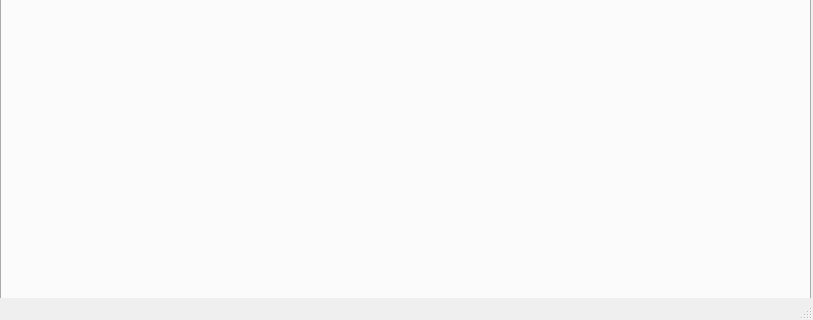
ANDREYKAUS/maps_api, file ui_files/main_window.ui: the form before one commit; both pictures show x 0 to 813 and y 280 to 600 of the 813 by 600 pixel window.
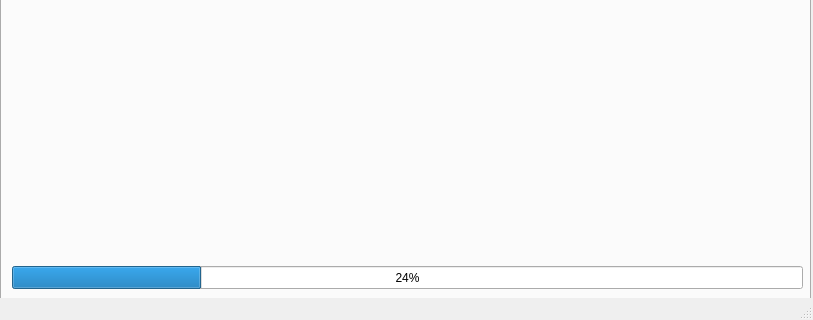
The form after the commit. The open tabs and pages were chosen to show the change.

Commit message:
Добавил статус бар
Во время выполнения статус бара ищется картинка. После завершения загрузки статус бара - результат выводится

Diff of the .ui file:
```diff
--- a/ui_files/main_window.ui
+++ b/ui_files/main_window.ui
@@ -13,7 +13,16 @@
   <property name="windowTitle">
    <string>Карты</string>
   </property>
+  <property name="styleSheet">
+   <string notr="true"/>
+  </property>
   <widget class="QWidget" name="centralwidget">
+   <property name="autoFillBackground">
+    <bool>false</bool>
+   </property>
+   <property name="styleSheet">
+    <string notr="true"/>
+   </property>
    <widget class="QTabWidget" name="tabWidget">
     <property name="geometry">
      <rect>
@@ -84,6 +93,19 @@
        <set>Qt::AlignCenter</set>
       </property>
      </widget>
+     <widget class="QProgressBar" name="status">
+      <property name="geometry">
+       <rect>
+        <x>10</x>
+        <y>520</y>
+        <width>791</width>
+        <height>23</height>
+       </rect>
+      </property>
+      <property name="value">
+       <number>24</number>
+      </property>
+     </widget>
     </widget>
     <widget class="QWidget" name="tab">
      <attribute name="title">
```
Left out of the diff: 7 changed lines with no effect on the pictures. The commit also changes 2 other files.
